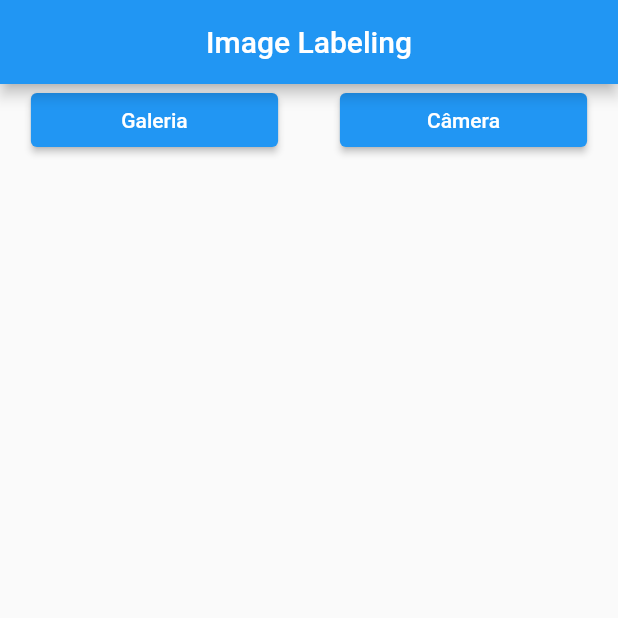
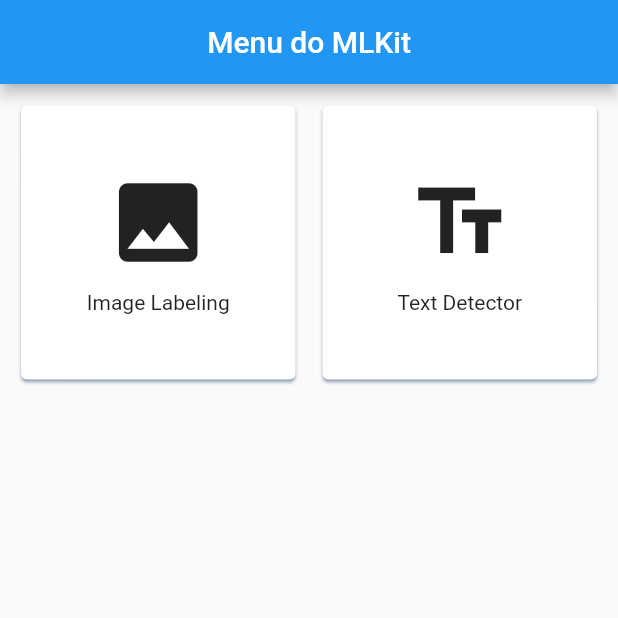
Before and after one commit to brunozupp/projeto_mlkit_trabalho_ia, a Flutter app: the screen it shows after launch, on a phone screen of 412 x 824 dp, the top half of it. Run offline on Flutter 3.47's test engine with Material 2 defaults, Android fonts, the phone set to English and light mode, and no system bars; our stand-ins replace image_picker; missing offline and left inert: dart:ffi, google_ml_kit.

Commit message:
Página de menu

```diff
--- a/lib/main.dart
+++ b/lib/main.dart
@@ -1,5 +1,6 @@
 import 'package:flutter/material.dart';
 import 'package:projeto_mlkit/pages/example_image_labeling/example_image_labeling_page.dart';
+import 'package:projeto_mlkit/pages/menu/menu_page.dart';
 
 void main() {
   runApp(const MyApp());
@@ -19,7 +20,8 @@ class MyApp extends StatelessWidget {
       debugShowCheckedModeBanner: false,
       initialRoute: "/",
       routes: {
-        "/": (context) => ExampleImageLabelingPage()
+        "/": (context) => const MenuPage(),
+        "/example-image-labeling": (context) => const ExampleImageLabelingPage()
       },
     );
   }
--- a/lib/pages/example_image_labeling/example_image_labeling_page.dart
+++ b/lib/pages/example_image_labeling/example_image_labeling_page.dart
@@ -15,6 +15,9 @@ class ExampleImageLabelingPage extends StatefulWidget {
 class _ExampleImageLabelingPageState extends State<ExampleImageLabelingPage> {
 
   final ImagePicker _picker = ImagePicker();
+
+  // Criando a instância do serviço responsável por processar a imagem
+  final imageLabeler = GoogleMlKit.vision.imageLabeler();
 
   File? file;
   List<ImageLabel> labels = [];
@@ -37,9 +40,6 @@ class _ExampleImageLabelingPageState extends State<ExampleImageLabelingPage> {
     // Criando a instância da foto
     final inputImage = InputImage.fromFilePath(file!.path);
 
-    // Criando a instância do serviço responsável por processar a imagem
-    final imageLabeler = GoogleMlKit.vision.imageLabeler();
-
     try {
       // Executando processo de análise da imagem
       final List<ImageLabel> labels = await imageLabeler.processImage(inputImage);
@@ -58,6 +58,13 @@ class _ExampleImageLabelingPageState extends State<ExampleImageLabelingPage> {
     } catch(e) {
       print(e);
     }
+  }
+
+  @override
+  void dispose() {
+    super.dispose();
+
+    imageLabeler.close();
   }
 
   @override
--- /dev/null
+++ b/lib/pages/menu/components/card_component.dart
@@ -0,0 +1,40 @@
+import 'dart:ffi';
+
+import 'package:flutter/material.dart';
+
+class CardComponent extends StatelessWidget {
+
+  final VoidCallback onPressed;
+  final String text;
+  final IconData icon;
+
+  const CardComponent({
+    Key? key,
+    required this.onPressed,
+    required this.text,
+    required this.icon
+  }) : super(key: key);
+
+  @override
+  Widget build(BuildContext context) {
+    return InkWell(
+      onTap: onPressed,
+      child: Card(
+        shadowColor: Colors.blue[900],
+        child: Column(
+          mainAxisAlignment: MainAxisAlignment.center,
+          children: [
+            Icon(
+              icon,
+              size: 70,
+            ),
+            const SizedBox(
+              height: 10,
+            ),
+            Text(text),
+          ],
+        ),
+      ),
+    );
+  }
+}
--- /dev/null
+++ b/lib/pages/menu/menu_page.dart
@@ -0,0 +1,34 @@
+import 'package:flutter/material.dart';
+import 'package:projeto_mlkit/pages/menu/components/card_component.dart';
+
+class MenuPage extends StatelessWidget {
+  const MenuPage({ Key? key }) : super(key: key);
+
+  @override
+  Widget build(BuildContext context) {
+    return Scaffold(
+      appBar: AppBar(
+        title: const Text("Menu do MLKit"),
+        centerTitle: true,
+      ),
+      body: GridView.count(
+        padding: const EdgeInsets.all(10),
+        crossAxisCount: 2,
+        crossAxisSpacing: 10,
+        mainAxisSpacing: 10,
+        children: [
+          CardComponent(
+            onPressed: () => Navigator.of(context).pushNamed("/"),
+            text: "Image Labeling",
+            icon: Icons.image
+          ),
+          CardComponent(
+            onPressed: () => Navigator.of(context).pushNamed("/"),
+            text: "Text Detector",
+            icon: Icons.text_fields
+          ),
+        ],
+      ),
+    );
+  }
+}
```
